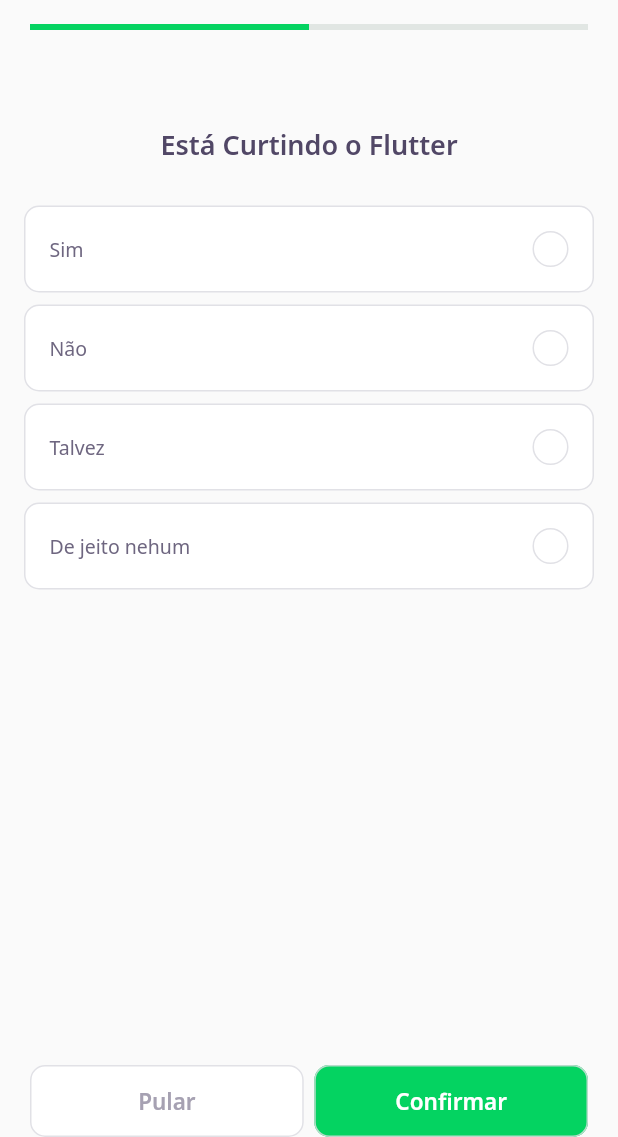
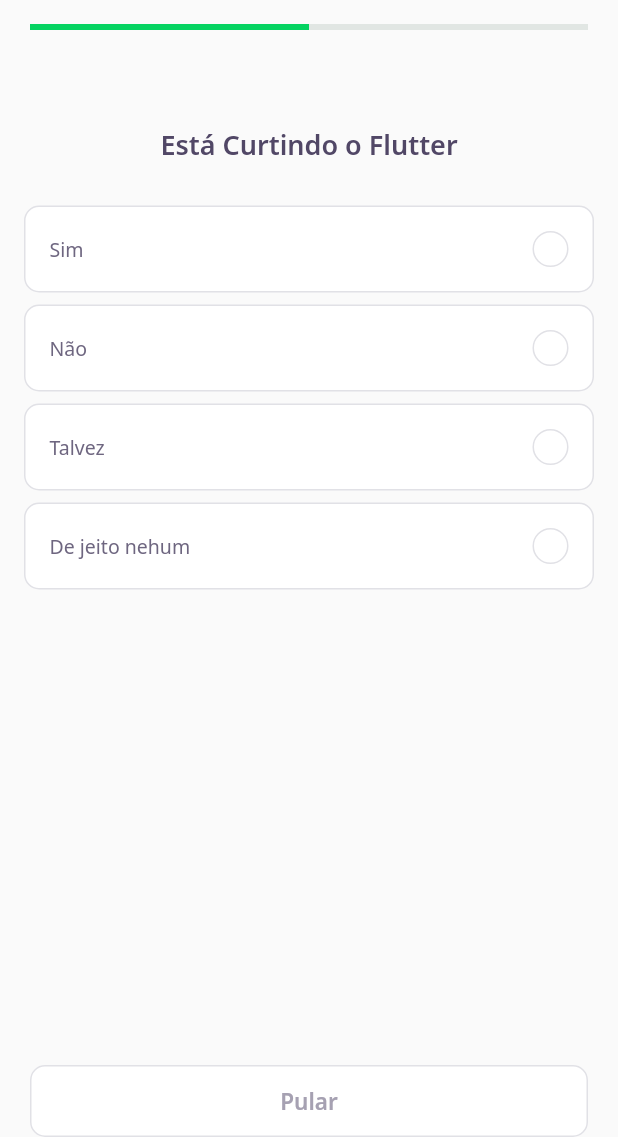
Before and after one commit to EduardoQuaggio/NLW5_FLutter, a Flutter app: the screen it shows after launch, after a tap on "NLW 5 Flutter", on a phone screen of 412 x 824 dp, the part 99-1236 px from its top. Run offline on Flutter 3.47's test engine with Material 2 defaults, Android fonts, the phone set to English and light mode, and no system bars; our stand-ins replace google_fonts; accounts and stored records are empty; network calls fail.

```diff
--- a/devquiz/lib/challenge/awnser/awnser_widget.dart
+++ b/devquiz/lib/challenge/awnser/awnser_widget.dart
@@ -1,55 +1,65 @@
 import 'package:devquiz/core/app_colors.dart';
 import 'package:devquiz/core/app_text_styles.dart';
+import 'package:devquiz/shared/models/awnser_model.dart';
 import 'package:flutter/material.dart';
 
 class AwnserWidget extends StatelessWidget {
-  final String title;
-  final bool isRight;
+  final AwnserModel awnser;
+  final VoidCallback onTap;
   final bool isSelected;
-  const AwnserWidget(
-      {Key? key,
-      required this.title,
-      required this.isRight,
-      this.isSelected = false})
-      : super(key: key);
+  final bool disabled;
+
+  const AwnserWidget({
+    Key? key,
+    required this.awnser,
+    required this.onTap,
+    this.isSelected = false,
+    this.disabled = false,
+  }) : super(key: key);
 
   Color get _selectedColorRight =>
-      isRight ? AppColors.darkGreen : AppColors.darkRed;
+      awnser.isRight ? AppColors.darkGreen : AppColors.darkRed;
 
   Color get _selectedBorderRight =>
-      isRight ? AppColors.lightGreen : AppColors.lightRed;
+      awnser.isRight ? AppColors.lightGreen : AppColors.lightRed;
 
   Color get _selectedColorCardRight =>
-      isRight ? AppColors.lightGreen : AppColors.lightRed;
+      awnser.isRight ? AppColors.lightGreen : AppColors.lightRed;
 
   Color get _selectedBorderCardRight =>
-      isRight ? AppColors.green : AppColors.red;
+      awnser.isRight ? AppColors.green : AppColors.red;
 
   TextStyle get _selectedTextStyleRight =>
-      isRight ? AppTextStyles.bodyDarkGreen : AppTextStyles.bodyDarkRed;
+      awnser.isRight ? AppTextStyles.bodyDarkGreen : AppTextStyles.bodyDarkRed;
 
-  IconData get _selectedIconRight => isRight ? Icons.check : Icons.close;
+  IconData get _selectedIconRight => awnser.isRight ? Icons.check : Icons.close;
 
   @override
   Widget build(BuildContext context) {
     return Padding(
       padding: const EdgeInsets.symmetric(horizontal: 16, vertical: 4),
+      child: IgnorePointer(
+        ignoring: disabled,
+        child: GestureDetector(
+          onTap: onTap,
           child: Container(
             padding: const EdgeInsets.all(16),
             decoration: BoxDecoration(
                 color: isSelected ? _selectedColorCardRight : AppColors.white,
                 borderRadius: BorderRadius.circular(10),
                 border: Border.fromBorderSide(BorderSide(
-                color:
-                    isSelected ? _selectedBorderCardRight : AppColors.border))),
+                    color: isSelected
+                        ? _selectedBorderCardRight
+                        : AppColors.border))),
             child: Row(
               mainAxisAlignment: MainAxisAlignment.spaceBetween,
               children: [
                 Expanded(
                   child: Text(
-                title,
-                style:
-                    isSelected ? _selectedTextStyleRight : AppTextStyles.body,
+                    awnser.title,
+                    style: isSelected
+                        ? _selectedTextStyleRight
+                        : AppTextStyles.body,
                   ),
                 ),
                 Container(
@@ -75,6 +85,8 @@ class AwnserWidget extends StatelessWidget {
               ],
             ),
           ),
+        ),
+      ),
     );
   }
 }
--- a/devquiz/lib/challenge/challenge_page.dart
+++ b/devquiz/lib/challenge/challenge_page.dart
@@ -18,13 +18,16 @@ class _ChallengePageState extends State<ChallengePage> {
 
   @override
   void initState() {
-    controller.currentPageNotifier.addListener(() {
-      setState(() {});
-    });
     pageController.addListener(() {
       controller.currentPage = pageController.page!.toInt() + 1;
     });
     super.initState();
+  }
+
+  void nextPage() {
+    if (controller.currentPage < widget.questions.length)
+      pageController.nextPage(
+          duration: Duration(milliseconds: 100), curve: Curves.linear);
   }
 
   @override
@@ -43,41 +46,55 @@ class _ChallengePageState extends State<ChallengePage> {
                     Navigator.pop(context);
                   },
                 ),
-                QuestionIndicatorWidget(
-                  currentPage: controller.currentPage,
+                ValueListenableBuilder<int>(
+                  valueListenable: controller.currentPageNotifier,
+                  builder: (context, value, _) => QuestionIndicatorWidget(
+                    currentPage: value,
                     length: widget.questions.length,
                   ),
+                )
               ],
             )),
       ),
       body: PageView(
+        physics: NeverScrollableScrollPhysics(),
         controller: pageController,
-        children: widget.questions.map((e) => QuizWidget(question: e)).toList(),
+        children: widget.questions
+            .map((e) => QuizWidget(
+                  question: e,
+                  onChange: nextPage,
+                ))
+            .toList(),
       ),
       bottomNavigationBar: SafeArea(
         bottom: true,
         child: Padding(
           padding: const EdgeInsets.symmetric(horizontal: 20),
-          child: Row(
-            mainAxisAlignment: MainAxisAlignment.spaceEvenly,
+          child: ValueListenableBuilder<int>(
+              valueListenable: controller.currentPageNotifier,
+              builder: (context, value, _) => Row(
+                    mainAxisAlignment: MainAxisAlignment.spaceAround,
                     children: [
+                      if (controller.currentPage < widget.questions.length)
                         Expanded(
                           child: NextButtonWidget.white(
                             label: "Pular",
-                  onTap: () {},
+                            onTap: () {
+                              nextPage;
+                            },
                           ),
                         ),
-              SizedBox(
-                width: 7,
-              ),
+                      if (value == widget.questions.length)
                         Expanded(
                           child: NextButtonWidget.green(
                             label: "Confirmar",
-                  onTap: () {},
+                            onTap: () {
+                              Navigator.pop(context);
+                            },
                           ),
                         )
                     ],
-          ),
+                  )),
         ),
       ),
     );
--- a/devquiz/lib/challenge/widget/quiz/quiz_widget.dart
+++ b/devquiz/lib/challenge/widget/quiz/quiz_widget.dart
@@ -1,11 +1,22 @@
 import 'package:devquiz/challenge/awnser/awnser_widget.dart';
 import 'package:devquiz/core/app_text_styles.dart';
+import 'package:devquiz/shared/models/awnser_model.dart';
 import 'package:devquiz/shared/models/question_model.dart';
 import 'package:flutter/material.dart';
 
-class QuizWidget extends StatelessWidget {
+class QuizWidget extends StatefulWidget {
   final QuestionModel question;
-  const QuizWidget({Key? key, required this.question}) : super(key: key);
+  final VoidCallback onChange;
+  const QuizWidget({Key? key, required this.question, required this.onChange})
+      : super(key: key);
+
+  @override
+  _QuizWidgetState createState() => _QuizWidgetState();
+}
+
+class _QuizWidgetState extends State<QuizWidget> {
+  int indexSelected = -1;
+  AwnserModel awnser(int index) => widget.question.awnsers[index];
 
   @override
   Widget build(BuildContext context) {
@@ -15,20 +26,24 @@ class QuizWidget extends StatelessWidget {
           height: 64,
         ),
         Text(
-          question.title,
+          widget.question.title,
           style: AppTextStyles.heading,
         ),
         SizedBox(
           height: 24,
         ),
-        ...question.awnsers
-            .map(
-              (e) => AwnserWidget(
-                title: e.title,
-                isRight: e.isRight,
-              ),
-            )
-            .toList(),
+        for (var i = 0; i < widget.question.awnsers.length; i++)
+          AwnserWidget(
+            awnser: awnser(i),
+            disabled: indexSelected != -1,
+            isSelected: indexSelected == i,
+            onTap: () {
+              indexSelected = i;
+              setState(() {});
+              Future.delayed(Duration(seconds: 1))
+                  .then((value) => widget.onChange());
+            },
+          ),
       ]),
     );
   }
```
Lines whose indentation alone changed are shown as unchanged.
